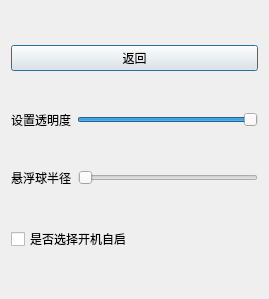
This is AppeaRemind/settingdia.ui in yzc0731/copy_from_xiang as Qt 5 draws it before an edit. The edited form follows.
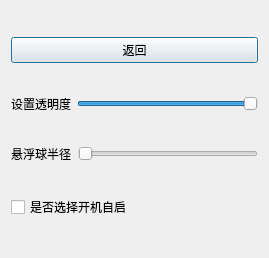
This is the edited form.

Commit message: 解决了在离开悬浮窗后，设置窗口还在的bug。并且，解决了设置窗口不随着悬浮窗移动的问题。

Patch:
```diff
--- a/AppeaRemind/settingdia.ui
+++ b/AppeaRemind/settingdia.ui
@@ -7,7 +7,7 @@
     <x>0</x>
     <y>0</y>
     <width>269</width>
-    <height>299</height>
+    <height>258</height>
    </rect>
   </property>
   <property name="windowTitle">
```
The commit also changes 6 other files.
